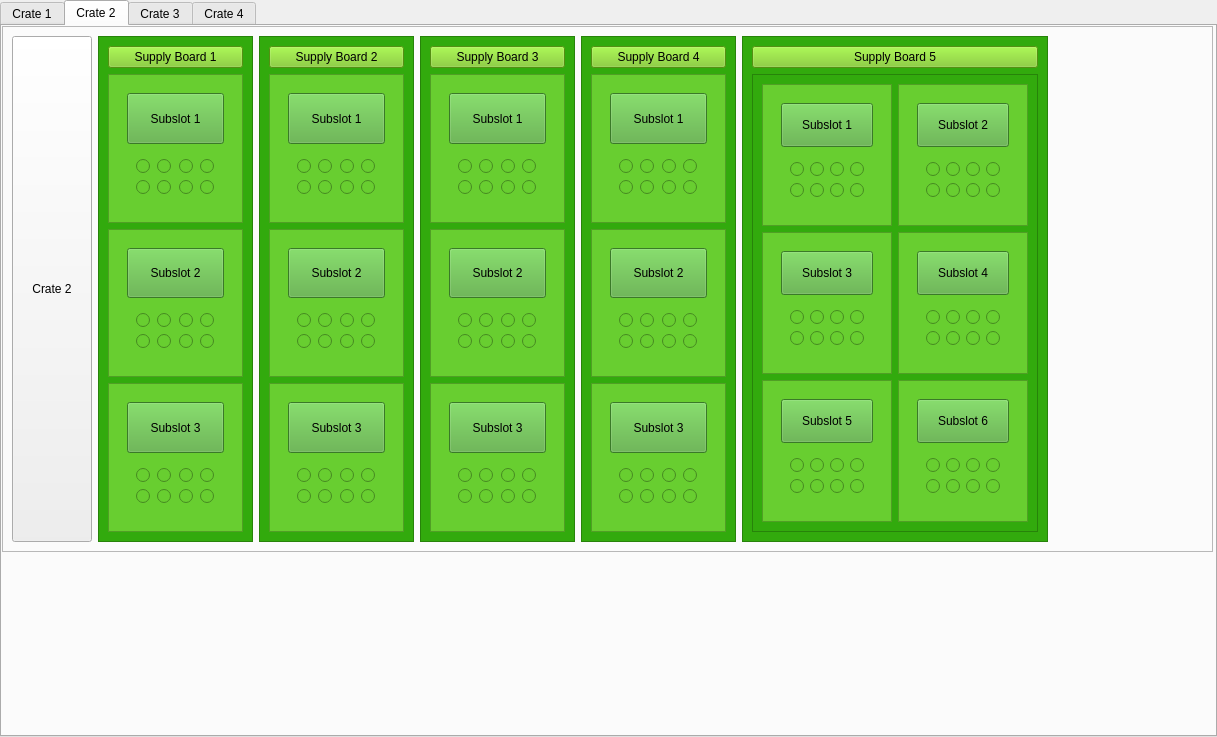
Above: CrateTab.ui from JeffersonLab/clas12-dc-wiremap before the change. Below: the same form after it.
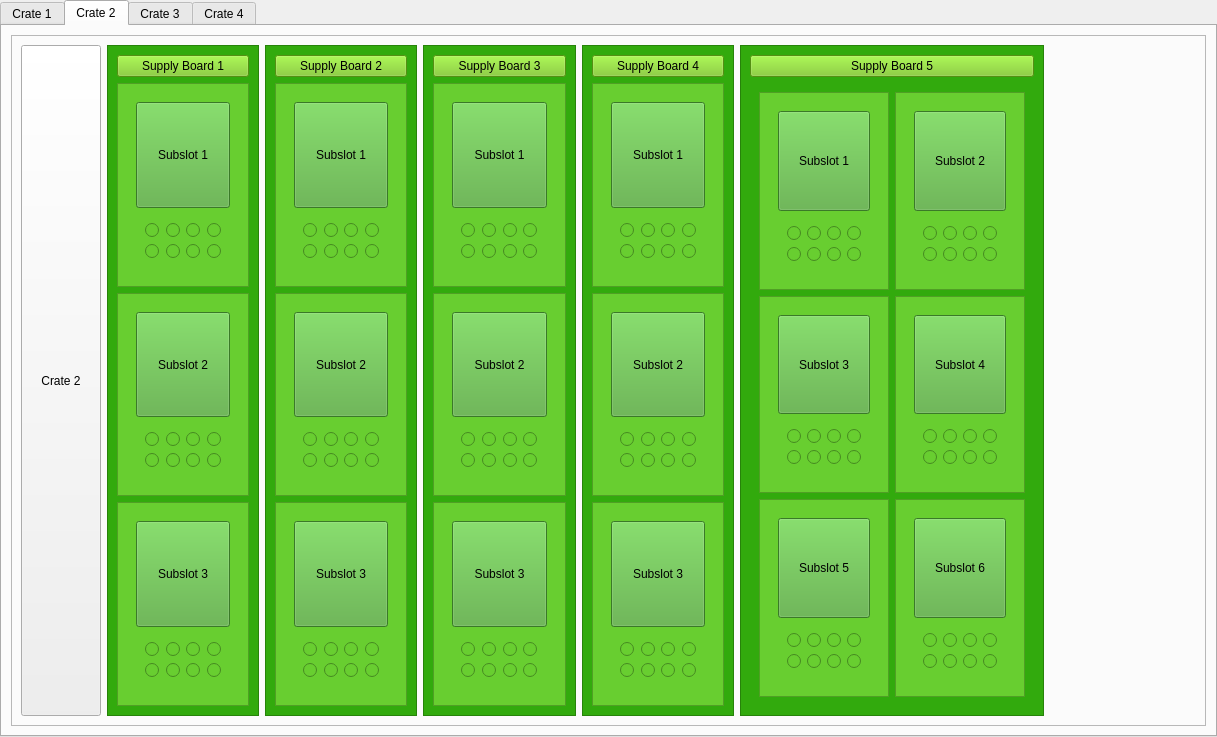
That is the form after the change.

Commit message: added layout so it would show up in three.py

The edit to the form file:
```diff
--- a/CrateTab.ui
+++ b/CrateTab.ui
@@ -2527,15 +2527,9 @@
    <attribute name="title">
     <string>Crate 2</string>
    </attribute>
+   <layout class="QVBoxLayout" name="verticalLayout_6">
+    <item>
    <widget class="QFrame" name="frame">
-    <property name="geometry">
-     <rect>
-      <x>0</x>
-      <y>0</y>
-      <width>1211</width>
-      <height>526</height>
-     </rect>
-    </property>
     <property name="frameShape">
      <enum>QFrame::StyledPanel</enum>
     </property>
@@ -4746,13 +4740,7 @@
          </widget>
         </item>
         <item>
-         <widget class="QFrame" name="frame_31">
-          <property name="frameShape">
-           <enum>QFrame::StyledPanel</enum>
-          </property>
-          <property name="frameShadow">
-           <enum>QFrame::Raised</enum>
-          </property>
+           <widget class="QWidget" name="widget_31" native="true">
           <layout class="QGridLayout" name="gridLayout_19">
            <item row="1" column="0">
             <widget class="QFrame" name="frame_32">
@@ -5523,6 +5511,8 @@
     <zorder>frame_5</zorder>
     <zorder>frame_16</zorder>
    </widget>
+    </item>
+   </layout>
   </widget>
   <widget class="QWidget" name="crate3_tabwidget_2">
    <attribute name="title">
```
Left out of the diff: 494 changed lines with no effect on the pictures. Lines whose indentation alone changed are shown as unchanged.
